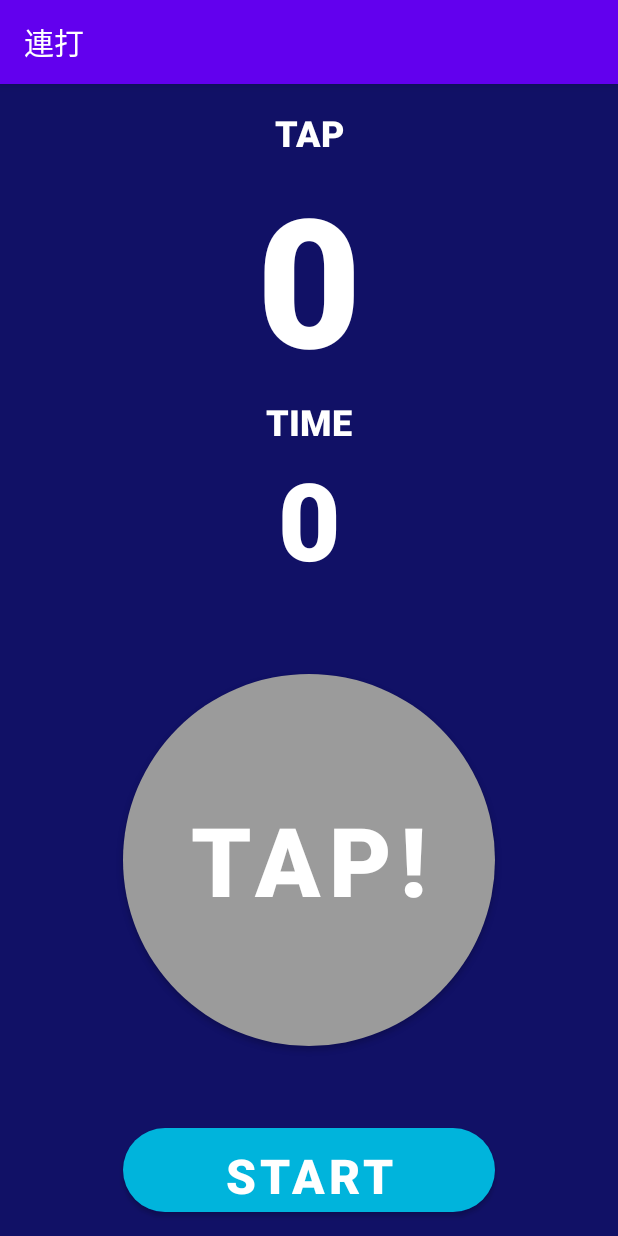
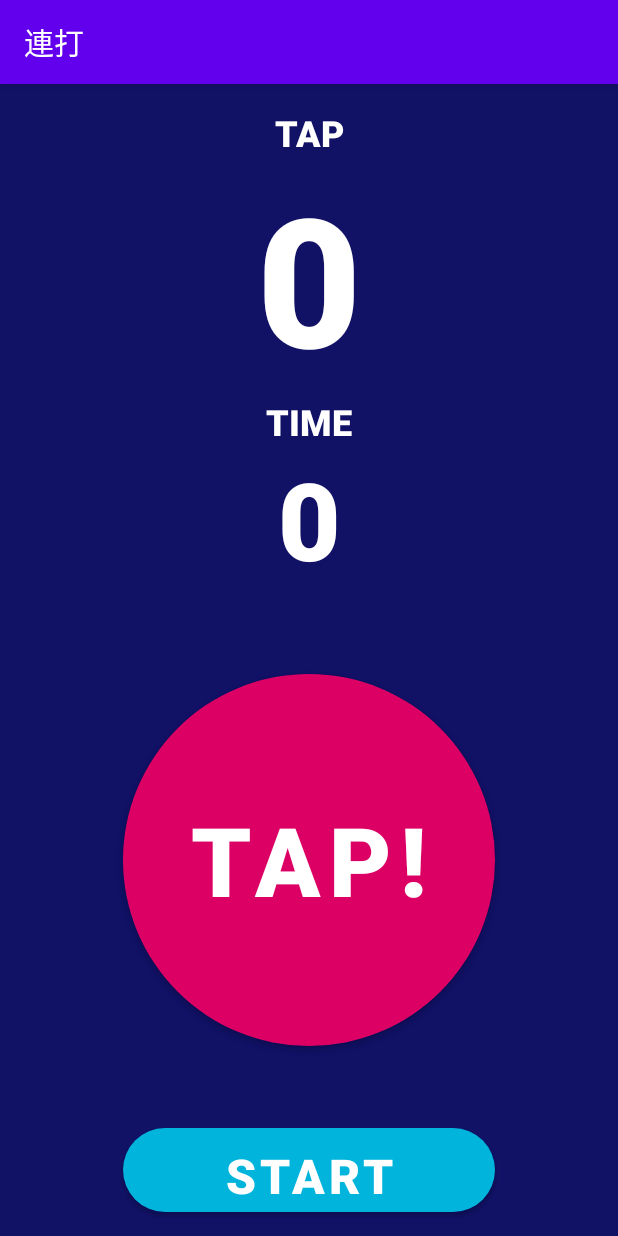
Before and after one commit to leaf-yamamoto/renda, an Android app: the screen it shows after launch (MainActivity), on a phone screen of 412 x 824 dp. Run offline under Robolectric (Android 15) with nearby library versions, the phone set to English and light mode, and no system bars.

Commit message:
連打ゲーム2の完成

```diff
--- a/app/src/main/java/app/yamamoto/leaf/renda/MainActivity.kt
+++ b/app/src/main/java/app/yamamoto/leaf/renda/MainActivity.kt
@@ -1,6 +1,7 @@
 package app.yamamoto.leaf.renda
 
 import android.content.IntentSender
+import android.graphics.Color
 import androidx.appcompat.app.AppCompatActivity
 import android.os.Bundle
 import android.os.CountDownTimer
@@ -11,10 +12,11 @@ class MainActivity : AppCompatActivity() {
     var second:Int = 10
     var tapCount = 0
 
-    val timer: CountDownTimer = object : CountDownTimer(10000, 10000){
+    val timer: CountDownTimer = object : CountDownTimer(10000, 1000){
 
         override fun onFinish() {
             startButton.isVisible = true
+            tapButton.setBackgroundColor(Color.rgb(150,150,150))
             tapButton.setBackgroundResource(R.drawable.background_rounded_circle_glay)
             second = 10
             secondText.text = second.toString()
@@ -41,6 +43,8 @@ class MainActivity : AppCompatActivity() {
             tapButton.setBackgroundResource(R.drawable.background_rounded_circle)
 
 
+
+
         }
 
         tapButton.setOnClickListener {
--- a/app/src/main/res/layout/activity_main.xml
+++ b/app/src/main/res/layout/activity_main.xml
@@ -69,7 +69,7 @@
         android:text="Tap!"
         android:textColor="#FFFFFF"
         android:textSize="64sp"
-        app:backgroundTint="#FF9B9B9B"
+        app:backgroundTint="#DC0064"
         app:layout_constraintBottom_toTopOf="@+id/startButton"
         app:layout_constraintDimensionRatio="1"
         app:layout_constraintEnd_toEndOf="parent"
```
